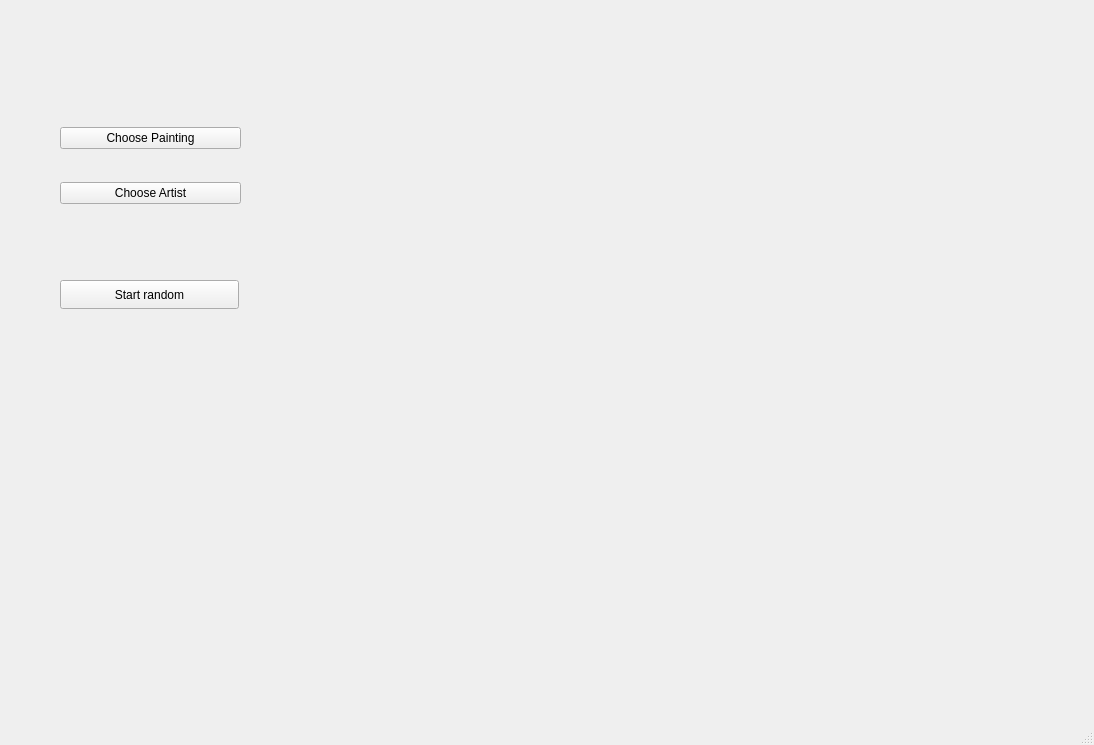
Qt form erste_GUI/window22.ui (Atomhaster/WBS_GroupProject) before a commit.
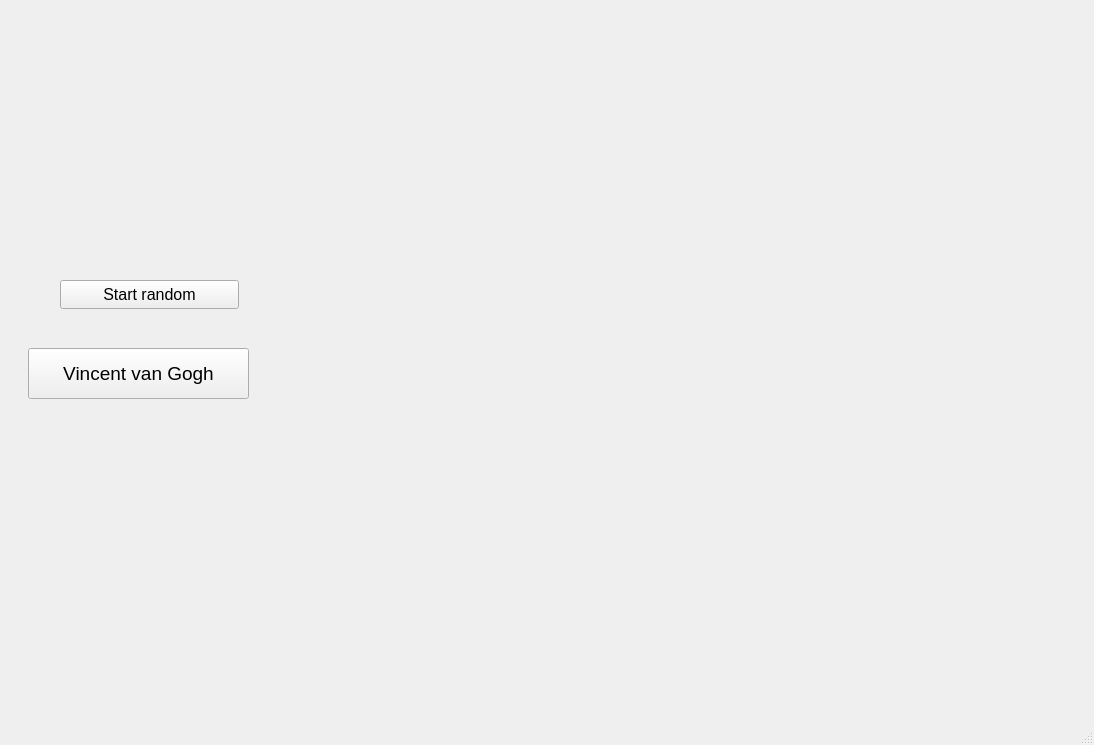
The same form after that commit. Icons and pictures are not drawn.

```diff
--- a/erste_GUI/window22.ui
+++ b/erste_GUI/window22.ui
@@ -14,35 +14,6 @@
    <string>MainWindow</string>
   </property>
   <widget class="QWidget" name="centralwidget">
-   <widget class="QWidget" name="verticalLayoutWidget">
-    <property name="geometry">
-     <rect>
-      <x>60</x>
-      <y>100</y>
-      <width>181</width>
-      <height>131</height>
-     </rect>
-    </property>
-    <layout class="QVBoxLayout" name="verticalLayout">
-     <item>
-      <widget class="QPushButton" name="painting">
-       <property name="text">
-        <string>Choose Painting</string>
-       </property>
-       <property name="checkable">
-        <bool>false</bool>
-       </property>
-      </widget>
-     </item>
-     <item>
-      <widget class="QPushButton" name="artist">
-       <property name="text">
-        <string>Choose Artist</string>
-       </property>
-      </widget>
-     </item>
-    </layout>
-   </widget>
    <widget class="QPushButton" name="enter">
     <property name="geometry">
      <rect>
@@ -52,6 +23,11 @@
       <height>29</height>
      </rect>
     </property>
+    <property name="font">
+     <font>
+      <pointsize>12</pointsize>
+     </font>
+    </property>
     <property name="text">
      <string>Start random</string>
     </property>
@@ -300,6 +276,24 @@
      </item>
     </layout>
    </widget>
+   <widget class="QPushButton" name="enter_2">
+    <property name="geometry">
+     <rect>
+      <x>28</x>
+      <y>348</y>
+      <width>221</width>
+      <height>51</height>
+     </rect>
+    </property>
+    <property name="font">
+     <font>
+      <pointsize>14</pointsize>
+     </font>
+    </property>
+    <property name="text">
+     <string>Vincent van Gogh</string>
+    </property>
+   </widget>
   </widget>
   <widget class="QMenuBar" name="menubar">
    <property name="geometry">
```
